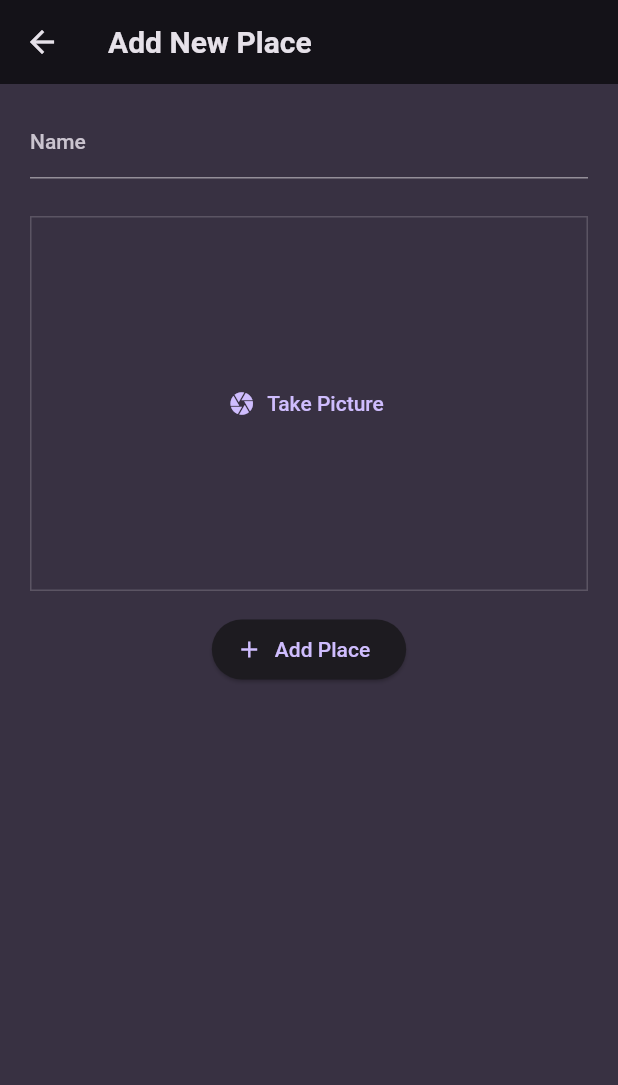
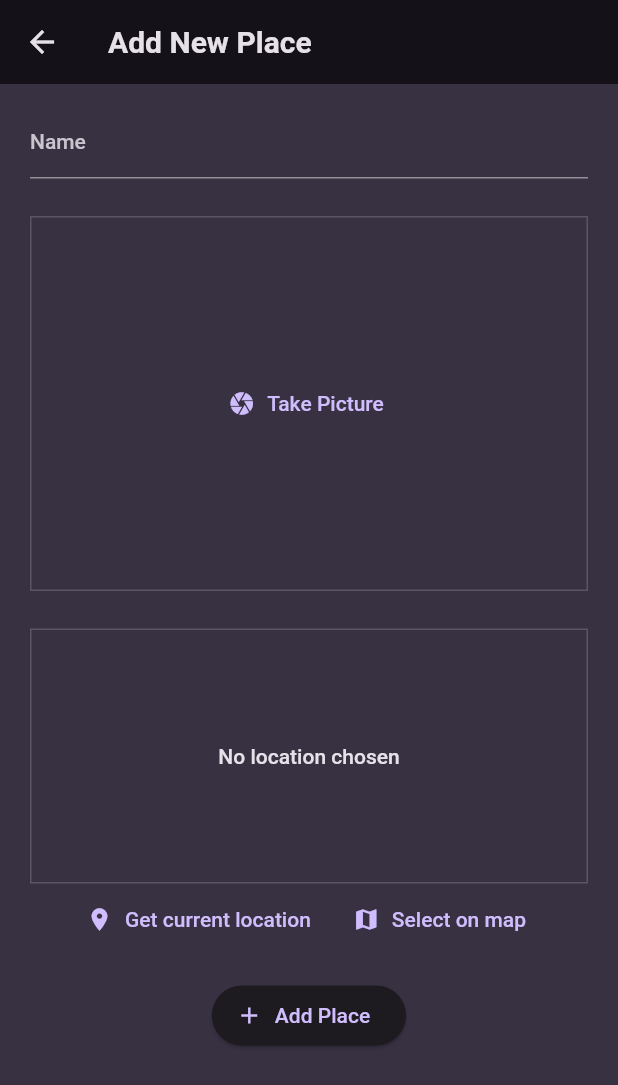
Before and after one commit to Owoeye1321/places, a Flutter app: the NewItem screen opened directly, on a phone screen of 412 x 824 dp. Shown: the top 1085 px of the screen. Run offline on Flutter 3.47's test engine with Material 2 defaults, Android fonts, the phone set to English and light mode, and no system bars; our stand-ins replace flutter_riverpod, google_fonts, image_picker.

Commit message:
native features

```diff
--- a/lib/screens/new-places.dart
+++ b/lib/screens/new-places.dart
@@ -5,6 +5,7 @@ import 'package:flutter_riverpod/flutter_riverpod.dart';
 import 'package:places/model/place.dart';
 import 'package:places/provider/new-places.dart';
 import 'package:places/widgets/image_input.dart';
+import 'package:places/widgets/location-input.dart';
 
 class NewItem extends ConsumerStatefulWidget {
   //final void Function(Location places) addPlaces;
@@ -65,6 +66,9 @@ class _NewItemState extends ConsumerState<NewItem> {
               ImageInput(onPickImage: (image) {
                 seletedImage = image;
               }),
+              SizedBox(height: 10),
+              LocationInput(),
+              SizedBox(height: 16),
                ElevatedButton.icon(
                   onPressed: savePlaces,
                   icon: const Icon(Icons.add),
--- /dev/null
+++ b/lib/widgets/location-input.dart
@@ -0,0 +1,48 @@
+import 'package:flutter/material.dart';
+
+class LocationInput extends StatefulWidget {
+  const LocationInput({super.key});
+
+  @override
+  State<LocationInput> createState() => _LocationInputState();
+}
+
+class _LocationInputState extends State<LocationInput> {
+  @override
+  Widget build(BuildContext context) {
+    return Column(
+      children: [
+        Container(
+          height: 170,
+          width: double.infinity,
+          alignment: Alignment.center,
+          decoration: BoxDecoration(
+            border: Border.all(
+              color: Theme.of(context).colorScheme.onSurface.withOpacity(0.2),
+            ),
+          ),
+          child: Text(
+            "No location chosen",
+            textAlign: TextAlign.center,
+            style: Theme.of(context).textTheme.bodyLarge!.copyWith(
+              color: Theme.of(context).colorScheme.onBackground
+            ),
+          ),
+        ),
+        Row(
+          mainAxisAlignment: MainAxisAlignment.center,
+          children: [
+            TextButton.icon(
+                onPressed: () {},
+                icon: const Icon(Icons.location_on),
+                label: const Text("Get current location")),
+            TextButton.icon(
+                onPressed: () {},
+                icon: const Icon(Icons.map),
+                label: const Text("Select on map"))
+          ],
+        )
+      ],
+    );
+  }
+}
```
Also changed, not shown: 2 other files.
